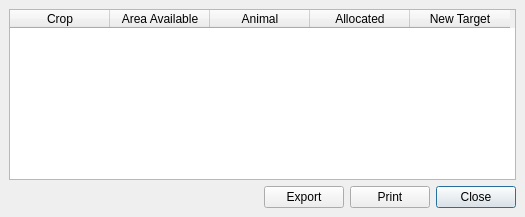
First picture: the form in src/ui/laReportFallow.ui, repository arkygeek/landuseanalyst, before the edit.
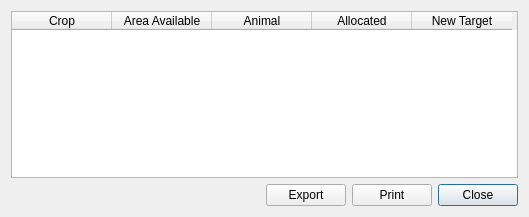
Second picture: the form after the edit.

```diff
--- a/src/ui/laReportFallow.ui
+++ b/src/ui/laReportFallow.ui
@@ -5,7 +5,7 @@
    <rect>
     <x>0</x>
     <y>0</y>
-    <width>525</width>
+    <width>529</width>
     <height>217</height>
    </rect>
   </property>
@@ -13,12 +13,6 @@
    <string>Model Targets</string>
   </property>
   <layout class="QGridLayout" >
-   <property name="margin" >
-    <number>9</number>
-   </property>
-   <property name="spacing" >
-    <number>6</number>
-   </property>
    <item row="1" column="3" >
     <widget class="QPushButton" name="pbnClose" >
      <property name="text" >
```
